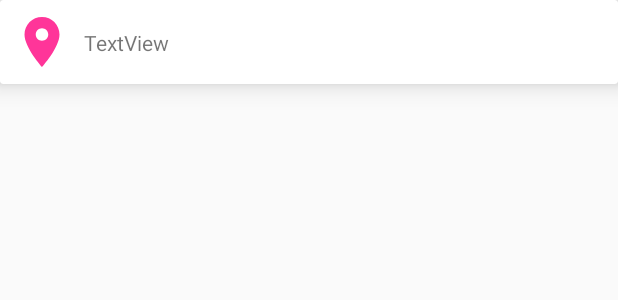
After one commit to 1509489/GeocodingWeatherApp, an Android app: the layout location_adapter_layout.xml on its own in the app's theme, with its tools: preview values and no code run, on a phone screen of 412 x 824 dp. The commit adds this screen. Shown: the top 300 px of the screen. Run offline under Robolectric (Android 15) with nearby library versions, the phone set to English and light mode, and no system bars.

Commit message:
Added implementation for recycler view adapter to display locations and dummy content to test database is working

```diff
--- a/app/build.gradle
+++ b/app/build.gradle
@@ -73,4 +73,5 @@ dependencies {
 
     androidTestImplementation 'androidx.test:runner:1.1.1'
     androidTestImplementation 'androidx.test.espresso:espresso-core:3.1.1'
+    implementation 'androidx.recyclerview:recyclerview:1.0.0'
 }
--- /dev/null
+++ b/app/src/main/res/drawable/ic_location.xml
@@ -0,0 +1,10 @@
+<vector xmlns:android="http://schemas.android.com/apk/res/android"
+    android:width="40dp"
+    android:height="40dp"
+    android:tint="#FF3599"
+    android:viewportWidth="24.0"
+    android:viewportHeight="24.0">
+    <path
+        android:fillColor="#FF000000"
+        android:pathData="M12,2C8.13,2 5,5.13 5,9c0,5.25 7,13 7,13s7,-7.75 7,-13c0,-3.87 -3.13,-7 -7,-7zM12,11.5c-1.38,0 -2.5,-1.12 -2.5,-2.5s1.12,-2.5 2.5,-2.5 2.5,1.12 2.5,2.5 -1.12,2.5 -2.5,2.5z" />
+</vector>
--- a/app/src/main/res/layout/fragment_home.xml
+++ b/app/src/main/res/layout/fragment_home.xml
@@ -17,4 +17,7 @@
             app:elevation="10dp"
             app:useCompatPadding="false"
             android:layout_margin="10dp"/>
+    <androidx.recyclerview.widget.RecyclerView
+            android:layout_width="match_parent"
+            android:layout_height="match_parent" android:id="@+id/rvLocations"/>
 </FrameLayout>
--- /dev/null
+++ b/app/src/main/res/layout/location_adapter_layout.xml
@@ -0,0 +1,46 @@
+<?xml version="1.0" encoding="utf-8"?>
+<androidx.cardview.widget.CardView xmlns:android="http://schemas.android.com/apk/res/android"
+    xmlns:app="http://schemas.android.com/apk/res-auto"
+    xmlns:tools="http://schemas.android.com/tools"
+    android:layout_width="match_parent"
+    android:layout_height="wrap_content"
+    android:foreground="?selectableItemBackground"
+    app:cardElevation="10dp">
+
+    <androidx.constraintlayout.widget.ConstraintLayout
+        android:layout_width="match_parent"
+        android:layout_height="match_parent">
+
+        <ImageView
+            android:id="@+id/ivIcon"
+            android:layout_width="wrap_content"
+            android:layout_height="wrap_content"
+            android:layout_marginStart="8dp"
+            android:layout_marginTop="8dp"
+            android:layout_marginBottom="8dp"
+            app:layout_constraintBottom_toBottomOf="parent"
+            app:layout_constraintEnd_toStartOf="@+id/tvLocationName"
+            app:layout_constraintHorizontal_bias="0.5"
+            app:layout_constraintHorizontal_chainStyle="packed"
+            app:layout_constraintStart_toStartOf="parent"
+            app:layout_constraintTop_toTopOf="parent"
+            app:srcCompat="@drawable/ic_location" />
+
+        <TextView
+            android:id="@+id/tvLocationName"
+            android:layout_width="0dp"
+            android:layout_height="wrap_content"
+            android:layout_marginStart="8dp"
+            android:layout_marginTop="8dp"
+            android:layout_marginEnd="8dp"
+            android:layout_marginBottom="8dp"
+            android:text="TextView"
+            app:layout_constraintBottom_toBottomOf="parent"
+            app:layout_constraintEnd_toEndOf="parent"
+            app:layout_constraintHorizontal_bias="0.5"
+            app:layout_constraintHorizontal_chainStyle="packed"
+            app:layout_constraintStart_toEndOf="@+id/ivIcon"
+            app:layout_constraintTop_toTopOf="parent" />
+    </androidx.constraintlayout.widget.ConstraintLayout>
+
+</androidx.cardview.widget.CardView>
```
Also changed, not shown: app/src/main/java/com/pixelart/geocodingweatherapp/adapter/LocationsAdapter.kt (added, +53 -0 lines), app/src/main/java/com/pixelart/geocodingweatherapp/ui/homescreen/HomeFragment.kt (+55 -1 lines).
